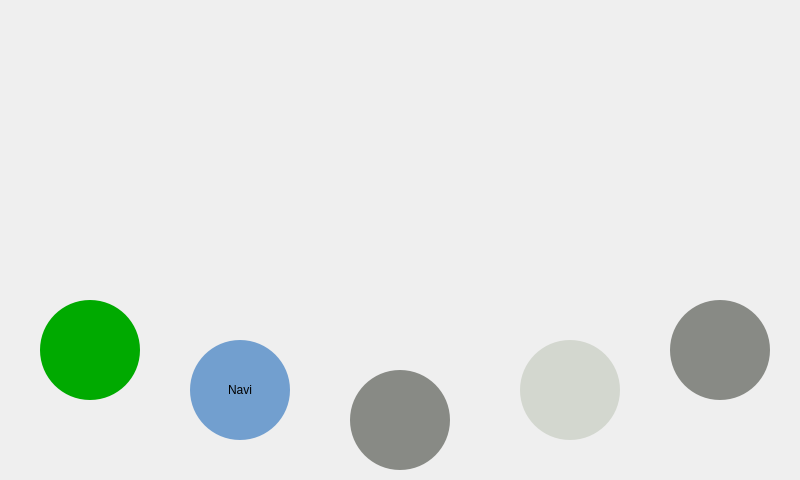
This is menu.ui in ProjectRobal/Punto_Navi as Qt 5 draws it before an edit. The edited form follows.
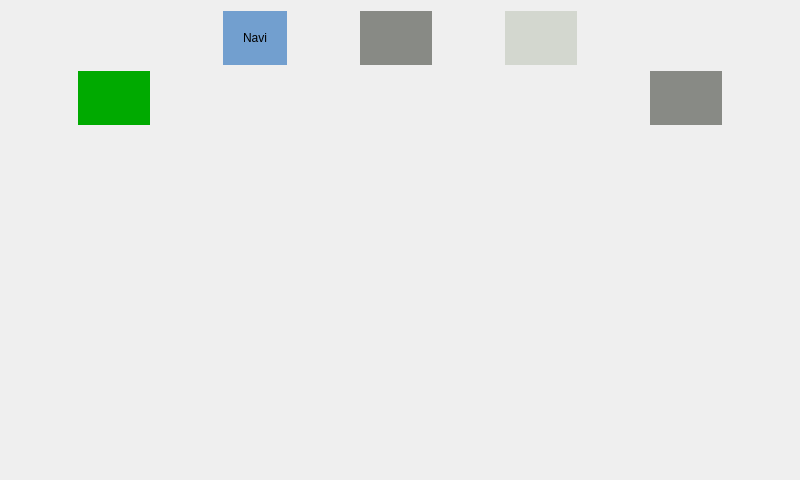
This is the edited form. Custom widgets are drawn as their Qt base class.

```diff
--- a/menu.ui
+++ b/menu.ui
@@ -37,17 +37,11 @@
   <property name="sizeGripEnabled" stdset="0">
    <bool>true</bool>
   </property>
+  <layout class="QGridLayout" name="gridLayout">
+   <item row="0" column="3">
   <widget class="QPushButton" name="player">
-   <property name="geometry">
-    <rect>
-     <x>350</x>
-     <y>370</y>
-     <width>100</width>
-     <height>100</height>
-    </rect>
-   </property>
    <property name="sizePolicy">
-    <sizepolicy hsizetype="Preferred" vsizetype="Preferred">
+      <sizepolicy hsizetype="Maximum" vsizetype="Maximum">
      <horstretch>0</horstretch>
      <verstretch>0</verstretch>
     </sizepolicy>
@@ -72,33 +66,111 @@
     </size>
    </property>
   </widget>
+   </item>
+   <item row="2" column="2" colspan="3">
   <widget class="OClock" name="widget" native="true">
-   <property name="geometry">
-    <rect>
-     <x>240</x>
-     <y>10</y>
-     <width>300</width>
-     <height>300</height>
-    </rect>
+     <property name="sizePolicy">
+      <sizepolicy hsizetype="Expanding" vsizetype="Expanding">
+       <horstretch>0</horstretch>
+       <verstretch>0</verstretch>
+      </sizepolicy>
    </property>
    <property name="styleSheet">
     <string notr="true"/>
    </property>
   </widget>
+   </item>
+   <item row="0" column="4">
+    <widget class="QPushButton" name="bluetooth">
+     <property name="sizePolicy">
+      <sizepolicy hsizetype="Maximum" vsizetype="Maximum">
+       <horstretch>0</horstretch>
+       <verstretch>0</verstretch>
+      </sizepolicy>
+     </property>
+     <property name="styleSheet">
+      <string notr="true">background-color: rgb(211, 215, 207);
+border-radius:50%;
+border-style:solid;
+padding:20px;
+</string>
+     </property>
+     <property name="text">
+      <string/>
+     </property>
+     <property name="iconSize">
+      <size>
+       <width>48</width>
+       <height>48</height>
+      </size>
+     </property>
+    </widget>
+   </item>
+   <item row="0" column="2">
+    <widget class="QPushButton" name="navi">
+     <property name="sizePolicy">
+      <sizepolicy hsizetype="Maximum" vsizetype="Maximum">
+       <horstretch>0</horstretch>
+       <verstretch>0</verstretch>
+      </sizepolicy>
+     </property>
+     <property name="styleSheet">
+      <string notr="true">background-color: rgb(114, 159, 207);
+border-radius:50%;
+border-style:solid;
+padding:20px;
+</string>
+     </property>
+     <property name="text">
+      <string>Navi</string>
+     </property>
+     <property name="iconSize">
+      <size>
+       <width>48</width>
+       <height>48</height>
+      </size>
+     </property>
+    </widget>
+   </item>
+   <item row="1" column="3">
+    <spacer name="verticalSpacer">
+     <property name="orientation">
+      <enum>Qt::Vertical</enum>
+     </property>
+     <property name="sizeType">
+      <enum>QSizePolicy::Minimum</enum>
+     </property>
+     <property name="sizeHint" stdset="0">
+      <size>
+       <width>20</width>
+       <height>40</height>
+      </size>
+     </property>
+    </spacer>
+   </item>
+   <item row="0" column="0">
+    <spacer name="verticalSpacer_2">
+     <property name="orientation">
+      <enum>Qt::Vertical</enum>
+     </property>
+     <property name="sizeType">
+      <enum>QSizePolicy::Minimum</enum>
+     </property>
+     <property name="sizeHint" stdset="0">
+      <size>
+       <width>20</width>
+       <height>40</height>
+      </size>
+     </property>
+    </spacer>
+   </item>
+   <item row="1" column="0">
   <widget class="QPushButton" name="android">
    <property name="enabled">
     <bool>true</bool>
    </property>
-   <property name="geometry">
-    <rect>
-     <x>40</x>
-     <y>300</y>
-     <width>100</width>
-     <height>100</height>
-    </rect>
-   </property>
    <property name="sizePolicy">
-    <sizepolicy hsizetype="Preferred" vsizetype="Preferred">
+      <sizepolicy hsizetype="Maximum" vsizetype="Maximum">
      <horstretch>0</horstretch>
      <verstretch>0</verstretch>
     </sizepolicy>
@@ -138,17 +210,27 @@
     <bool>false</bool>
    </property>
   </widget>
+   </item>
+   <item row="0" column="5">
+    <spacer name="verticalSpacer_3">
+     <property name="orientation">
+      <enum>Qt::Vertical</enum>
+     </property>
+     <property name="sizeType">
+      <enum>QSizePolicy::Minimum</enum>
+     </property>
+     <property name="sizeHint" stdset="0">
+      <size>
+       <width>20</width>
+       <height>40</height>
+      </size>
+     </property>
+    </spacer>
+   </item>
+   <item row="1" column="5">
   <widget class="QPushButton" name="settings">
-   <property name="geometry">
-    <rect>
-     <x>670</x>
-     <y>300</y>
-     <width>100</width>
-     <height>100</height>
-    </rect>
-   </property>
    <property name="sizePolicy">
-    <sizepolicy hsizetype="Preferred" vsizetype="Preferred">
+      <sizepolicy hsizetype="Maximum" vsizetype="Maximum">
      <horstretch>0</horstretch>
      <verstretch>0</verstretch>
     </sizepolicy>
@@ -170,70 +252,8 @@
     </size>
    </property>
   </widget>
-  <widget class="QPushButton" name="bluetooth">
-   <property name="geometry">
-    <rect>
-     <x>520</x>
-     <y>340</y>
-     <width>100</width>
-     <height>100</height>
-    </rect>
-   </property>
-   <property name="sizePolicy">
-    <sizepolicy hsizetype="Preferred" vsizetype="Preferred">
-     <horstretch>0</horstretch>
-     <verstretch>0</verstretch>
-    </sizepolicy>
-   </property>
-   <property name="styleSheet">
-    <string notr="true">background-color: rgb(211, 215, 207);
-border-radius:50%;
-border-style:solid;
-padding:20px;
-</string>
-   </property>
-   <property name="text">
-    <string/>
-   </property>
-   <property name="iconSize">
-    <size>
-     <width>48</width>
-     <height>48</height>
-    </size>
-   </property>
-  </widget>
-  <widget class="QPushButton" name="navi">
-   <property name="geometry">
-    <rect>
-     <x>190</x>
-     <y>340</y>
-     <width>100</width>
-     <height>100</height>
-    </rect>
-   </property>
-   <property name="sizePolicy">
-    <sizepolicy hsizetype="Preferred" vsizetype="Preferred">
-     <horstretch>0</horstretch>
-     <verstretch>0</verstretch>
-    </sizepolicy>
-   </property>
-   <property name="styleSheet">
-    <string notr="true">background-color: rgb(114, 159, 207);
-border-radius:50%;
-border-style:solid;
-padding:20px;
-</string>
-   </property>
-   <property name="text">
-    <string>Navi</string>
-   </property>
-   <property name="iconSize">
-    <size>
-     <width>48</width>
-     <height>48</height>
-    </size>
-   </property>
-  </widget>
+   </item>
+  </layout>
  </widget>
  <customwidgets>
   <customwidget>
```
Lines whose indentation alone changed are shown as unchanged.
